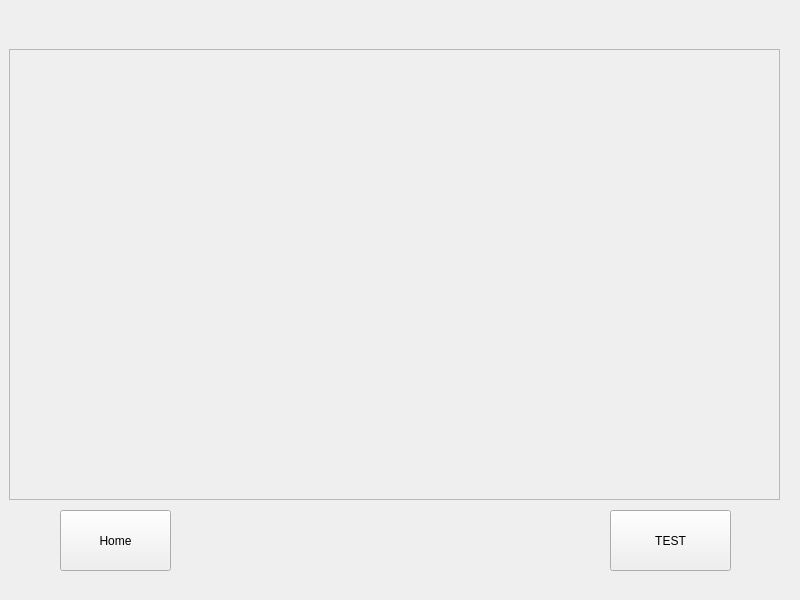
Qt form gui/ui/EligibleTests.ui (Mitt33/rngTest) before a commit.
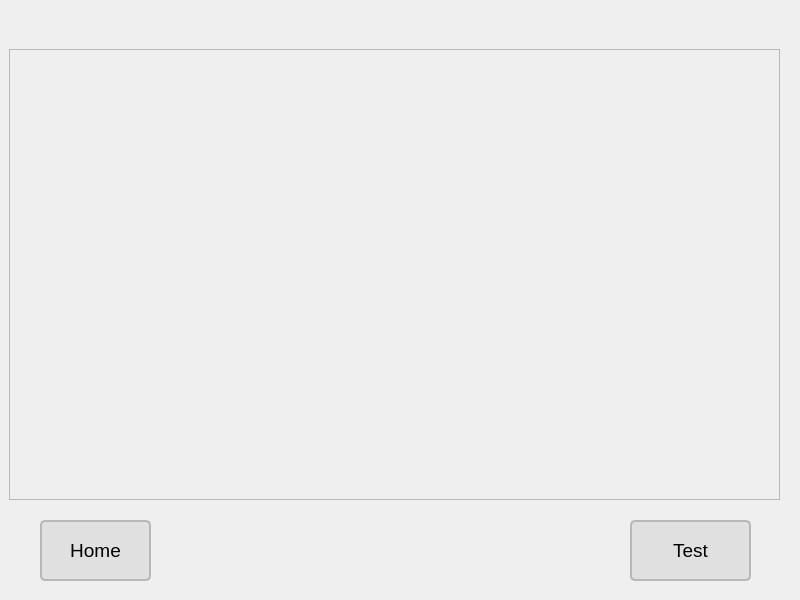
The same form after that commit.

```diff
--- a/gui/ui/EligibleTests.ui
+++ b/gui/ui/EligibleTests.ui
@@ -16,12 +16,30 @@
   <widget class="QPushButton" name="home_btn">
    <property name="geometry">
     <rect>
-     <x>60</x>
-     <y>510</y>
+     <x>40</x>
+     <y>520</y>
      <width>111</width>
      <height>61</height>
     </rect>
    </property>
+   <property name="font">
+    <font>
+     <pointsize>14</pointsize>
+    </font>
+   </property>
+   <property name="styleSheet">
+    <string notr="true">QPushButton {
+    background-color: rgb(224, 224, 224);
+    border-radius: 5px;
+    border: 2px solid rgb(184, 184, 184);
+    padding: 6px;
+}
+
+QPushButton:hover {
+    background-color: rgb(200, 200, 200);
+    border: 2px solid rgb(154, 154, 154);
+}</string>
+   </property>
    <property name="text">
     <string>Home</string>
    </property>
@@ -29,21 +47,39 @@
   <widget class="QPushButton" name="pushButton">
    <property name="geometry">
     <rect>
-     <x>610</x>
-     <y>510</y>
+     <x>630</x>
+     <y>520</y>
      <width>121</width>
      <height>61</height>
     </rect>
    </property>
+   <property name="font">
+    <font>
+     <pointsize>14</pointsize>
+    </font>
+   </property>
+   <property name="styleSheet">
+    <string notr="true">QPushButton {
+    background-color: rgb(224, 224, 224);
+    border-radius: 5px;
+    border: 2px solid rgb(184, 184, 184);
+    padding: 6px;
+}
+
+QPushButton:hover {
+    background-color: rgb(200, 200, 200);
+    border: 2px solid rgb(154, 154, 154);
+}</string>
+   </property>
    <property name="text">
-    <string>TEST</string>
+    <string>Test</string>
    </property>
   </widget>
   <widget class="QLabel" name="label">
    <property name="geometry">
     <rect>
-     <x>10</x>
-     <y>0</y>
+     <x>20</x>
+     <y>10</y>
      <width>211</width>
      <height>51</height>
     </rect>
```
